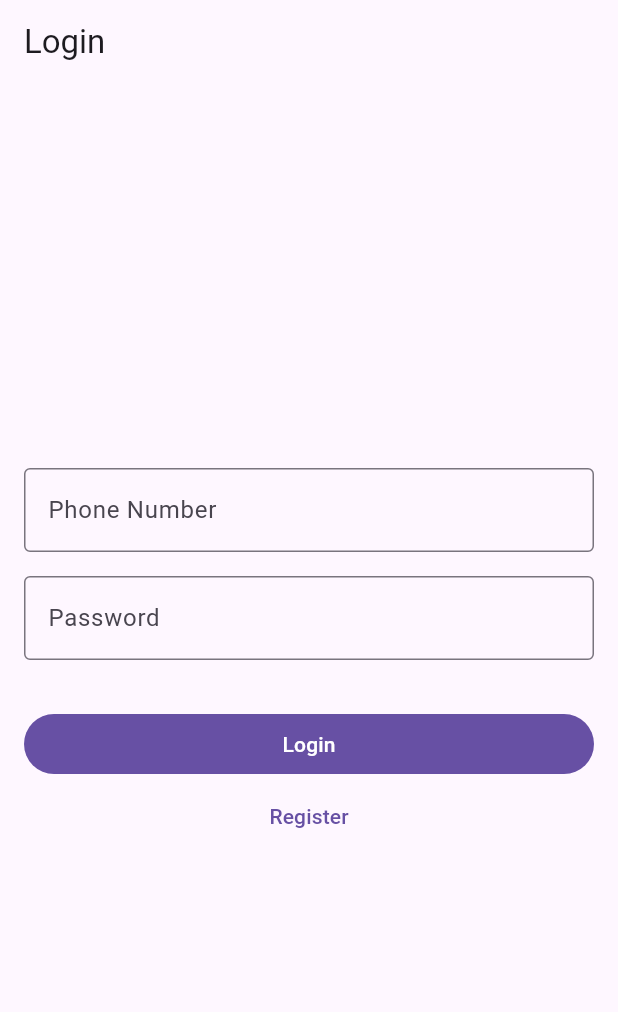
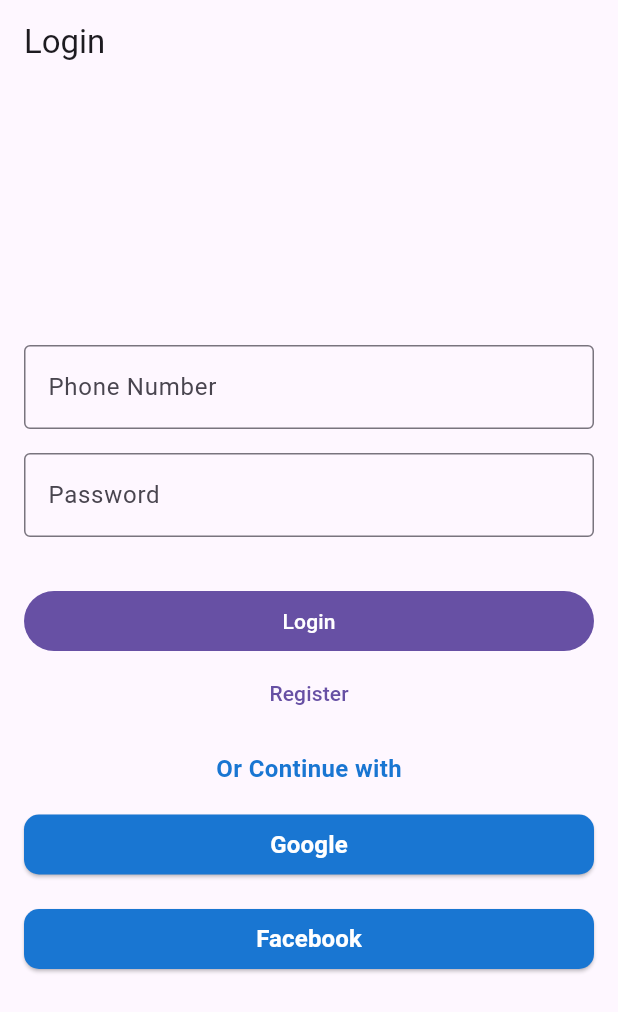
Before and after one commit to Mardonbekmelsov/crm_project, a Flutter app: the screen it shows after launch, on a phone screen of 412 x 824 dp. Shown: the top 1012 px of the screen. Run offline on Flutter 3.47's test engine with Material 3 defaults, Android fonts, the phone set to English and light mode, and no system bars; our stand-ins replace bloc, dio, equatable, firebase_core, flutter_bloc, get_it and 3 more; accounts and stored records are empty; network calls fail.

Commit message:
google login

```diff
--- /dev/null
+++ b/lib/data/models/auth/social_login_request.dart
@@ -0,0 +1,49 @@
+import 'dart:convert';
+
+import 'package:equatable/equatable.dart';
+
+class SocialLoginRequest extends Equatable {
+  final String name;
+  final String email;
+  const SocialLoginRequest({
+    required this.name,
+    required this.email,
+  });
+
+  SocialLoginRequest copyWith({
+    String? name,
+    String? email,
+  }) {
+    return SocialLoginRequest(
+      name: name ?? this.name,
+      email: email ?? this.email,
+    );
+  }
+
+  Map<String, dynamic> toMap() {
+    final result = <String, dynamic>{};
+
+    result.addAll({'name': name});
+    result.addAll({'email': email});
+
+    return result;
+  }
+
+  factory SocialLoginRequest.fromMap(Map<String, dynamic> map) {
+    return SocialLoginRequest(
+      name: map['name'] ?? '',
+      email: map['email'] ?? '',
+    );
+  }
+
+  String toJson() => json.encode(toMap());
+
+  factory SocialLoginRequest.fromJson(String source) =>
+      SocialLoginRequest.fromMap(json.decode(source));
+
+  @override
+  String toString() => 'SocialLoginRequest(name: $name, email: $email)';
+
+  @override
+  List<Object> get props => [name, email];
+}
--- a/lib/domain/authentication_repository/authentication_repository.dart
+++ b/lib/domain/authentication_repository/authentication_repository.dart
@@ -2,6 +2,7 @@ import 'dart:async';
 
 import 'package:millima/data/models/auth/login_request.dart';
 import 'package:millima/data/models/auth/register_request.dart';
+import 'package:millima/data/models/auth/social_login_request.dart';
 import 'package:millima/data/services/authentication/authentication_service.dart';
 import 'package:millima/data/services/authentication/local_authentication_service.dart';
 
@@ -20,6 +21,11 @@ class AuthenticationRepository {
     await _localAuthenticationService.saveAuth(response);
   }
 
+  Future<void> socialLogin(SocialLoginRequest request) async {
+    final response = await _authenticationService.socialLogin(request);
+    await _localAuthenticationService.saveAuth(response);
+  }
+
   Future<void> register(RegisterRequest request) async {
     final response = await _authenticationService.register(request);
     await _localAuthenticationService.saveAuth(response);
--- a/lib/features/authentication/bloc/authentication_event.dart
+++ b/lib/features/authentication/bloc/authentication_event.dart
@@ -14,6 +14,12 @@ final class RegisterEvent extends AuthenticationEvent {
   RegisterEvent({required this.request});
 }
 
+final class SocialLoginEvent extends AuthenticationEvent {
+  final SocialLoginTypes type;
+
+  SocialLoginEvent({required this.type});
+}
+
 final class CheckAuthStatusEvent extends AuthenticationEvent {}
 
 final class LogoutEvent extends AuthenticationEvent {}
--- a/lib/features/authentication/views/login_screen.dart
+++ b/lib/features/authentication/views/login_screen.dart
@@ -85,6 +85,65 @@ class LoginScreen extends StatelessWidget {
               },
               child: const Text('Register'),
             ),
+            const SizedBox(
+              height: 15,
+            ),
+            Center(
+              child: Text(
+                "Or Continue with",
+                style: TextStyle(
+                  color: Colors.blue.shade700,
+                  fontSize: 16,
+                  fontWeight: FontWeight.bold,
+                ),
+              ),
+            ),
+            SizedBox(
+              height: 15,
+            ),
+            ElevatedButton(
+              style: ElevatedButton.styleFrom(
+                  shape: RoundedRectangleBorder(
+                    borderRadius: BorderRadius.circular(10),
+                  ),
+                  backgroundColor: Colors.blue.shade700),
+              onPressed: () {
+                context.read<AuthenticationBloc>().add(
+                      SocialLoginEvent(type: SocialLoginTypes.google),
+                    );
+              },
+              child: Text(
+                "Google",
+                style: TextStyle(
+                  fontSize: 16,
+                  fontWeight: FontWeight.bold,
+                  color: Colors.white,
+                ),
+              ),
+            ),
+            SizedBox(
+              height: 15,
+            ),
+            ElevatedButton(
+              style: ElevatedButton.styleFrom(
+                  shape: RoundedRectangleBorder(
+                    borderRadius: BorderRadius.circular(10),
+                  ),
+                  backgroundColor: Colors.blue.shade700),
+              onPressed: () {
+                context.read<AuthenticationBloc>().add(
+                      SocialLoginEvent(type: SocialLoginTypes.facebook),
+                    );
+              },
+              child: Text(
+                "Facebook",
+                style: TextStyle(
+                  fontSize: 16,
+                  fontWeight: FontWeight.bold,
+                  color: Colors.white,
+                ),
+              ),
+            ),
           ],
         ),
       ),
--- a/lib/main.dart
+++ b/lib/main.dart
@@ -1,3 +1,4 @@
+import 'package:firebase_core/firebase_core.dart';
 import 'package:flutter/material.dart';
 import 'package:flutter_bloc/flutter_bloc.dart';
 import 'package:millima/features/authentication/bloc/authentication_bloc.dart';
@@ -12,9 +13,8 @@ import 'utils/helpers/dialogs.dart';
 
 void main() async {
   WidgetsFlutterBinding.ensureInitialized();
+  await Firebase.initializeApp();
   await dependencySetUp();
-  // final SubjectService subjectService = SubjectService();
-  // await subjectService.getSubjects();
   runApp(const MainApp());
 }
 
--- a/pubspec.yaml
+++ b/pubspec.yaml
@@ -17,6 +17,7 @@ dependencies:
   flutter_bloc: ^8.1.6
   flutter_datetime_picker: ^1.5.1
   get_it: ^7.7.0
+  google_sign_in: ^6.2.1
   image_picker: ^1.1.2
   shared_preferences: ^2.3.2
 
```
Also changed, not shown: lib/data/services/authentication/authentication_service.dart (+17 -0 lines), lib/features/authentication/bloc/authentication_bloc.dart (+59 -0 lines), pubspec.lock, 5 other files.
